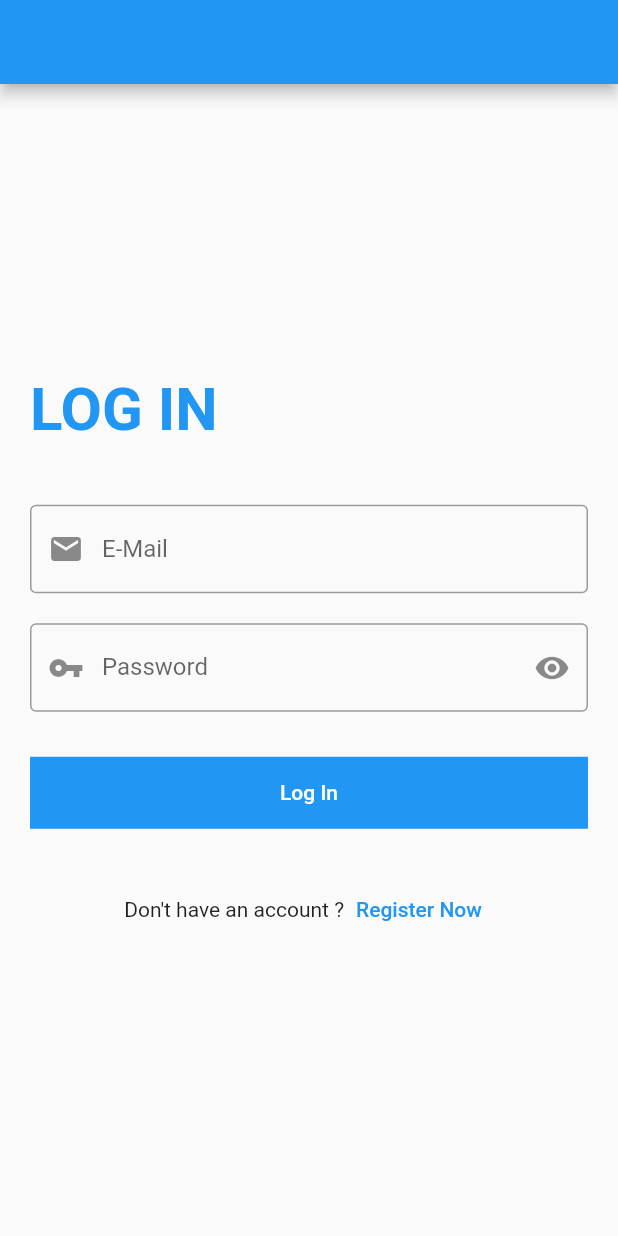
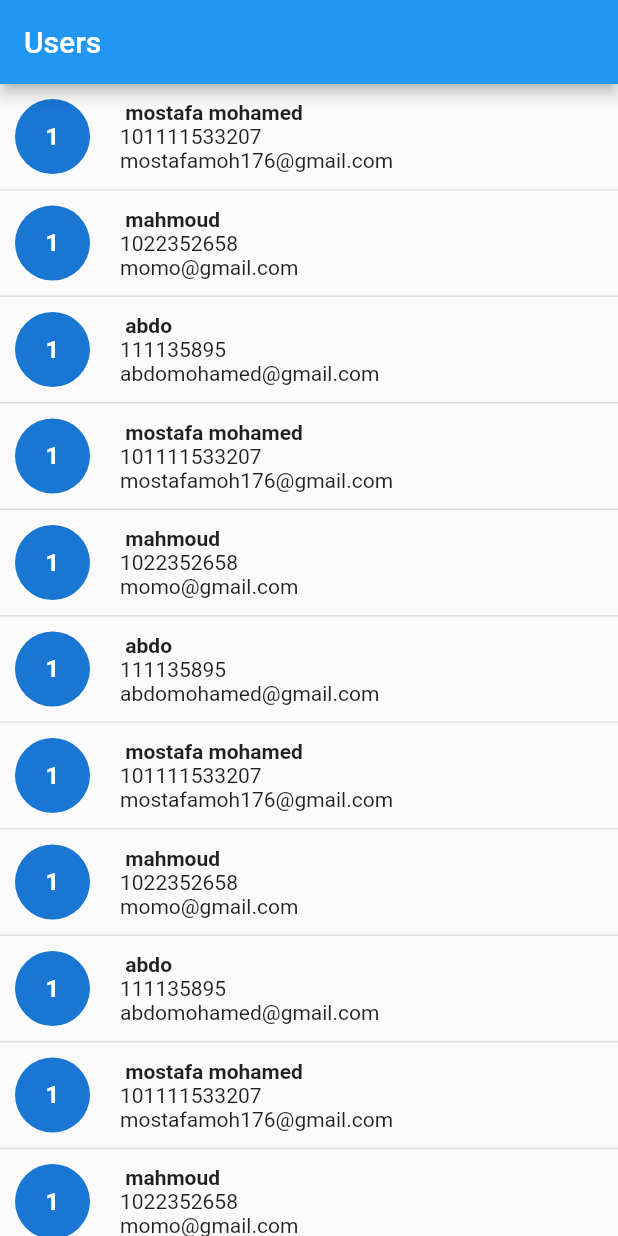
Before and after one commit to mostafamoh176/flutter_login_screen, a Flutter app: the screen it shows after launch, on a phone screen of 412 x 824 dp. Run offline on Flutter 3.47's test engine with Material 2 defaults, Android fonts, the phone set to English and light mode, and no system bars.

Commit message:
user model

```diff
--- a/lib/main.dart
+++ b/lib/main.dart
@@ -1,5 +1,7 @@
 import 'package:flutter/material.dart';
 import 'package:login_screen/Login_Screen.dart';
+import 'package:login_screen/massenger_screen.dart';
+import 'package:login_screen/users_model.dart';
 
 void main() {
   runApp(MyApp());
@@ -11,7 +13,8 @@ class MyApp extends StatelessWidget {
   Widget build(BuildContext context) {
     return MaterialApp(
       debugShowCheckedModeBanner: false,
-      home: LoginScreen(),
+      home: UserScreen(),
     );
   }
+
 }
--- /dev/null
+++ b/lib/users_model.dart
@@ -0,0 +1,122 @@
+import 'package:flutter/cupertino.dart';
+import 'package:flutter/material.dart';
+
+
+class model{
+  final String name;
+  final int number;
+  final String email;
+  model({
+    required this.name,
+    required this.number,
+    required this.email,
+  }
+      );}
+
+class  UserScreen extends StatelessWidget {
+  List<model> models=[
+    model(
+        name: 'mostafa mohamed',
+        number: 0101111533207,
+        email: 'mostafamoh176@gmail.com'),
+    model(
+        name: 'mahmoud',
+        number: 01022352658,
+        email: 'momo@gmail.com'),
+    model(
+        name: 'abdo',
+        number: 0111135895,
+        email: 'abdomohamed@gmail.com'),
+    model(
+        name: 'mostafa mohamed',
+        number: 0101111533207,
+        email: 'mostafamoh176@gmail.com'),
+    model(
+        name: 'mahmoud',
+        number: 01022352658,
+        email: 'momo@gmail.com'),
+    model(
+        name: 'abdo',
+        number: 0111135895,
+        email: 'abdomohamed@gmail.com'),
+    model(
+        name: 'mostafa mohamed',
+        number: 0101111533207,
+        email: 'mostafamoh176@gmail.com'),
+    model(
+        name: 'mahmoud',
+        number: 01022352658,
+        email: 'momo@gmail.com'),
+    model(
+        name: 'abdo',
+        number: 0111135895,
+        email: 'abdomohamed@gmail.com'),
+    model(
+        name: 'mostafa mohamed',
+        number: 0101111533207,
+        email: 'mostafamoh176@gmail.com'),
+    model(
+        name: 'mahmoud',
+        number: 01022352658,
+        email: 'momo@gmail.com'),
+    model(
+        name: 'abdo',
+        number: 0111135895,
+        email: 'abdomohamed@gmail.com'),
+
+  ];
+
+  @override
+  Widget build(BuildContext context) {
+    return Scaffold(
+      appBar: AppBar(
+        title: Text('Users'),
+      ),
+
+      body:
+      ListView.separated(
+          itemBuilder: (context,index)=>
+            userWidget(models[index])
+          ,
+          separatorBuilder: (context,index)=>Container(
+            width: double.infinity,
+            height: 1.0,
+            color: Colors.grey[300],
+          ),
+          itemCount: models.length)
+    );
+  }
+  Widget userWidget(model moodel)=>
+      Padding(
+        padding: const EdgeInsets.all(10.0),
+        child: Row(
+          children: [
+            CircleAvatar(
+              radius: 25.0,
+              child: Text(
+                '1',style: TextStyle(
+                fontWeight: FontWeight.bold,
+              ),
+              ),
+            ),
+            SizedBox(
+              width: 20.0,
+            ),
+            Column(
+              mainAxisSize: MainAxisSize.min,
+              crossAxisAlignment: CrossAxisAlignment.start,
+              children: [
+                Text(
+                 ' ${moodel.name}',
+                  style: TextStyle(
+                    fontWeight: FontWeight.bold,
+                  ),
+                ),
+                Text('${moodel.number}'),
+                Text('${moodel.email}')
+              ],
+            ),
+          ],
+        ),
+      );
+}
```
Also changed, not shown: lib/massenger_screen.dart (added, +205 -0 lines), lib/Counter_screen.dart (added).
